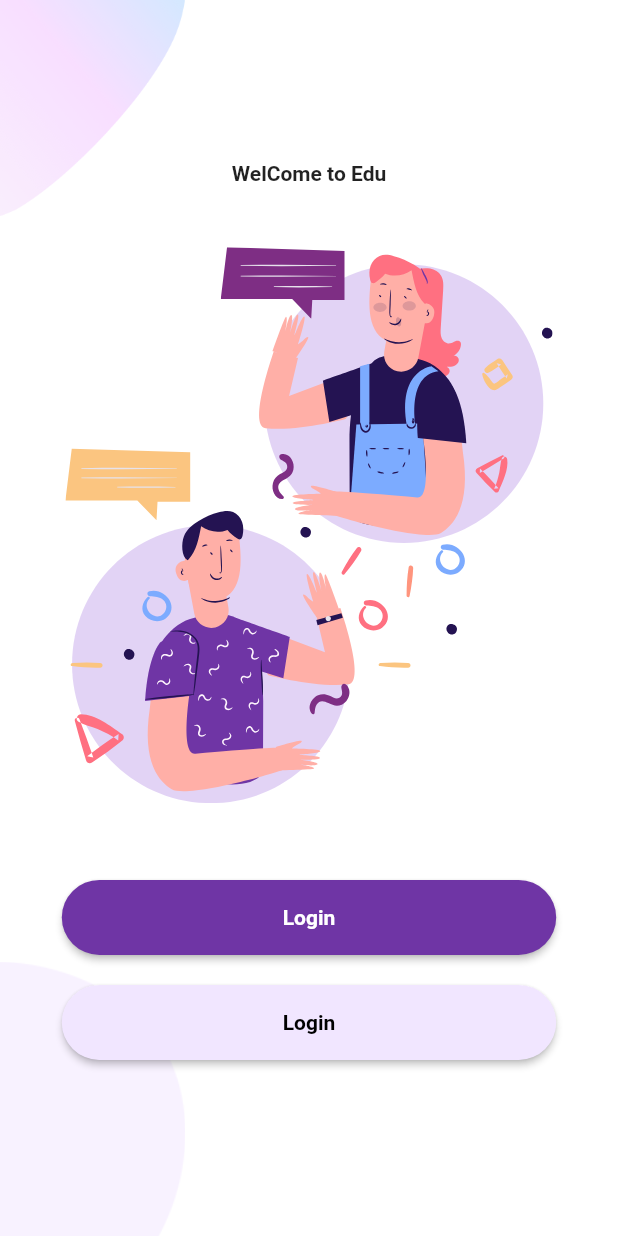
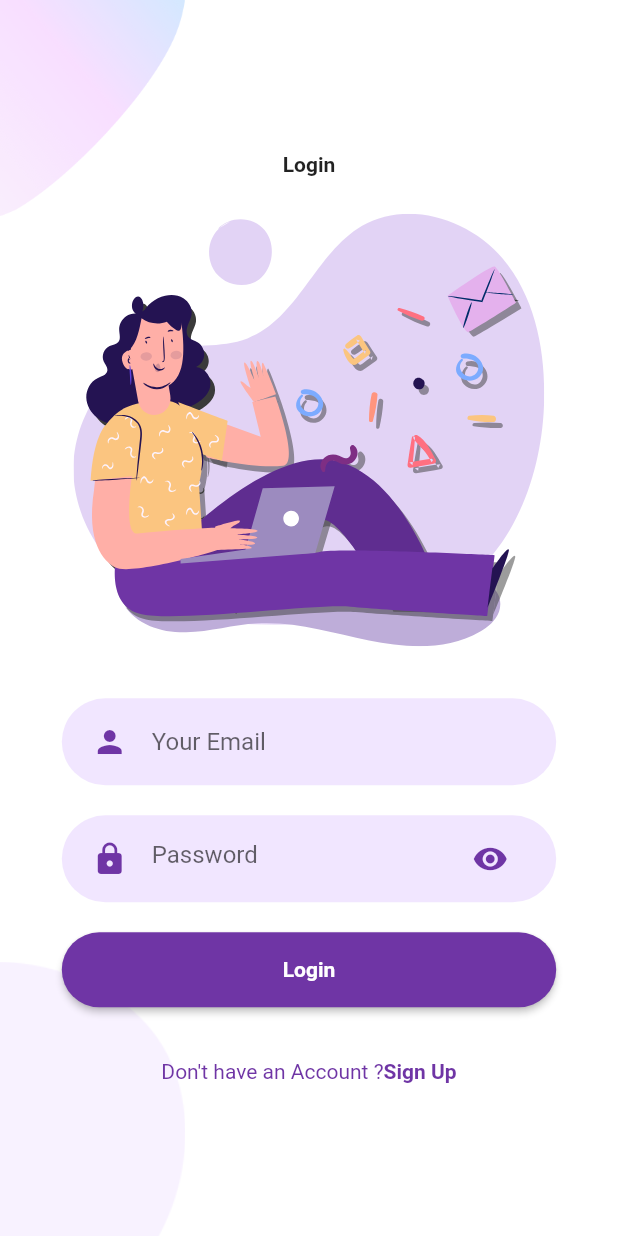
Before and after one commit to baosphoa0403/Welcome-Login-Signup-Page---Flutter-UI---Speed-Code, a Flutter app: the screen it shows after launch, after a tap on "Login", on a phone screen of 412 x 824 dp. Run offline on Flutter 3.47's test engine with Material 2 defaults, Android fonts, the light colour scheme and no system bars; our stand-ins replace flutter_svg.

Commit message:
done sign in sign up welcome

```diff
--- /dev/null
+++ b/app/lib/Screen/login/components/background.dart
@@ -0,0 +1,36 @@
+import 'package:flutter/material.dart';
+
+class Background extends StatelessWidget {
+  final Widget child;
+  const Background({
+    Key? key,
+    required this.child,
+  }) : super(key: key);
+
+  @override
+  Widget build(BuildContext context) {
+    Size size = MediaQuery.of(context).size;
+    return Container(
+      width: double.infinity,
+      height: size.height,
+      child: Stack(
+        alignment: Alignment.center,
+        children: <Widget>[
+          Positioned(
+            top: 0,
+            left: 0,
+            child: Image.asset("assets/images/main_top.png"),
+            width: size.width * 0.35,
+          ),
+          Positioned(
+            bottom: 0,
+            right: 0,
+            child: Image.asset("assets/images/login_bottom.png"),
+            width: size.width * 0.4,
+          ),
+          child,
+        ],
+      ),
+    );
+  }
+}
--- /dev/null
+++ b/app/lib/Screen/login/components/body.dart
@@ -0,0 +1,66 @@
+import 'package:app/Screen/signup/signup_screen.dart';
+import 'package:app/Screen/welcome/components/background.dart';
+import 'package:app/components/already_have_account.dart';
+import 'package:app/components/rounded_button.dart';
+import 'package:app/components/rounded_input_field.dart';
+import 'package:app/components/rounded_password_field.dart';
+import 'package:app/constants.dart';
+import 'package:flutter/material.dart';
+import 'package:flutter_svg/svg.dart';
+
+class Body extends StatelessWidget {
+  const Body({
+    Key? key,
+  }) : super(key: key);
+
+  @override
+  Widget build(BuildContext context) {
+    Size size = MediaQuery.of(context).size;
+    return Background(
+      child: Column(
+        mainAxisAlignment: MainAxisAlignment.center,
+        children: <Widget>[
+          const Text(
+            "Login",
+            style: TextStyle(fontWeight: FontWeight.bold),
+          ),
+          SizedBox(
+            height: size.height * 0.03,
+          ),
+          SvgPicture.asset(
+            "assets/icons/login.svg",
+            height: size.height * 0.35,
+          ),
+          SizedBox(
+            height: size.height * 0.03,
+          ),
+          RoundedInputField(
+            hintText: "Your Email",
+            onChanged: (value) {},
+          ),
+          RoundedPasswordField(
+            onChange: (value) {},
+          ),
+          RoundedButton(
+              text: "Login",
+              press: () {},
+              color: kPrimary,
+              radius: 50,
+              colorText: Colors.white),
+          SizedBox(
+            height: size.height * 0.03,
+          ),
+          AlreadyAnHaveAccount(
+            press: () {
+              Navigator.push(
+                  context,
+                  MaterialPageRoute(
+                    builder: (context) => const SignUpScreen(),
+                  ));
+            },
+          )
+        ],
+      ),
+    );
+  }
+}
--- /dev/null
+++ b/app/lib/Screen/login/login_screen.dart
@@ -0,0 +1,13 @@
+import 'package:app/Screen/login/components/body.dart';
+import 'package:flutter/material.dart';
+
+class LoginScreen extends StatelessWidget {
+  const LoginScreen({Key? key}) : super(key: key);
+
+  @override
+  Widget build(BuildContext context) {
+    return const Scaffold(
+      body: Body(),
+    );
+  }
+}
--- /dev/null
+++ b/app/lib/Screen/signup/components/background.dart
@@ -0,0 +1,37 @@
+import 'package:flutter/material.dart';
+
+class Background extends StatelessWidget {
+  const Background({
+    Key? key,
+    required this.child,
+  }) : super(key: key);
+
+  final Widget child;
+
+  @override
+  Widget build(BuildContext context) {
+    Size size = MediaQuery.of(context).size;
+    return Container(
+      height: size.height,
+      width: double.infinity,
+      child: Stack(
+        alignment: Alignment.center,
+        children: <Widget>[
+          Positioned(
+            child: Image.asset("assets/images/signup_top.png"),
+            top: 0,
+            left: 0,
+            width: size.width * 0.35,
+          ),
+          Positioned(
+            child: Image.asset("assets/images/main_bottom.png"),
+            bottom: 0,
+            left: 0,
+            width: size.width * 0.35,
+          ),
+          child
+        ],
+      ),
+    );
+  }
+}
--- a/app/lib/Screen/welcome/components/body.dart
+++ b/app/lib/Screen/welcome/components/body.dart
@@ -1,3 +1,5 @@
+import 'package:app/Screen/login/login_screen.dart';
+import 'package:app/Screen/signup/signup_screen.dart';
 import 'package:app/Screen/welcome/components/background.dart';
 import 'package:app/components/rounded_button.dart';
 import 'package:app/constants.dart';
@@ -33,14 +35,26 @@ class Body extends StatelessWidget {
             RoundedButton(
               colorText: Colors.white,
               text: "Login",
-              press: () => {},
+              press: () => {
+                Navigator.push(
+                    context,
+                    MaterialPageRoute(
+                      builder: (context) => const LoginScreen(),
+                    ))
+              },
               color: kPrimary,
               radius: 50,
             ),
             RoundedButton(
               colorText: Colors.black,
-              text: "Login",
-              press: () => {},
+              text: "Sign Up",
+              press: () => {
+                Navigator.push(
+                    context,
+                    MaterialPageRoute(
+                      builder: (context) => const SignUpScreen(),
+                    ))
+              },
               color: kPrimaryLightColor,
               radius: 50,
             )
--- /dev/null
+++ b/app/lib/components/already_have_account.dart
@@ -0,0 +1,33 @@
+import 'package:app/constants.dart';
+import 'package:flutter/material.dart';
+
+class AlreadyAnHaveAccount extends StatelessWidget {
+  final bool login;
+  final VoidCallback press;
+  const AlreadyAnHaveAccount({
+    Key? key,
+    this.login = true,
+    required this.press,
+  }) : super(key: key);
+
+  @override
+  Widget build(BuildContext context) {
+    return Row(
+      mainAxisAlignment: MainAxisAlignment.center,
+      children: <Widget>[
+        Text(
+          login ? "Don't have an Account ?" : "Already have an Account",
+          style: const TextStyle(color: kPrimary),
+        ),
+        GestureDetector(
+          onTap: press,
+          child: Text(
+            login ? "Sign Up" : "Sign In",
+            style:
+                const TextStyle(color: kPrimary, fontWeight: FontWeight.bold),
+          ),
+        )
+      ],
+    );
+  }
+}
--- a/app/lib/components/rounded_button.dart
+++ b/app/lib/components/rounded_button.dart
@@ -2,7 +2,7 @@ import 'package:flutter/material.dart';
 
 class RoundedButton extends StatelessWidget {
   final String text;
-  final Function press;
+  final VoidCallback press;
   final Color color;
   final double radius;
   final Color colorText;
@@ -23,7 +23,7 @@ class RoundedButton extends StatelessWidget {
       height: 50,
       margin: const EdgeInsets.symmetric(vertical: 10),
       child: ElevatedButton(
-        onPressed: () => press,
+        onPressed: press,
         child: Text(
           text,
           style: TextStyle(fontWeight: FontWeight.bold, color: colorText),
--- /dev/null
+++ b/app/lib/components/rounded_input_field.dart
@@ -0,0 +1,31 @@
+import 'package:app/components/text_field_container.dart';
+import 'package:app/constants.dart';
+import 'package:flutter/material.dart';
+
+class RoundedInputField extends StatelessWidget {
+  final String hintText;
+  final IconData icon;
+  final ValueChanged<String> onChanged;
+  const RoundedInputField({
+    Key? key,
+    required this.hintText,
+    this.icon = Icons.person,
+    required this.onChanged,
+  }) : super(key: key);
+
+  @override
+  Widget build(BuildContext context) {
+    return TextFieldContainer(
+      child: TextField(
+        onChanged: onChanged,
+        decoration: InputDecoration(
+            border: InputBorder.none,
+            hintText: hintText,
+            icon: Icon(
+              icon,
+              color: kPrimary,
+            )),
+      ),
+    );
+  }
+}
--- /dev/null
+++ b/app/lib/components/rounded_password_field.dart
@@ -0,0 +1,31 @@
+import 'package:app/components/text_field_container.dart';
+import 'package:app/constants.dart';
+import 'package:flutter/material.dart';
+
+class RoundedPasswordField extends StatelessWidget {
+  final ValueChanged<String> onChange;
+  const RoundedPasswordField({
+    Key? key,
+    required this.onChange,
+  }) : super(key: key);
+
+  @override
+  Widget build(BuildContext context) {
+    return const TextFieldContainer(
+        child: TextField(
+      obscureText: true,
+      decoration: InputDecoration(
+        hintText: "Password",
+        border: InputBorder.none,
+        icon: Icon(
+          Icons.lock,
+          color: kPrimary,
+        ),
+        suffixIcon: Icon(
+          Icons.visibility,
+          color: kPrimary,
+        ),
+      ),
+    ));
+  }
+}
--- /dev/null
+++ b/app/lib/components/text_field_container.dart
@@ -0,0 +1,23 @@
+import 'package:app/constants.dart';
+import 'package:flutter/material.dart';
+
+class TextFieldContainer extends StatelessWidget {
+  final Widget child;
+  const TextFieldContainer({
+    Key? key,
+    required this.child,
+  }) : super(key: key);
+
+  @override
+  Widget build(BuildContext context) {
+    Size size = MediaQuery.of(context).size;
+    return Container(
+      child: child,
+      margin: const EdgeInsets.symmetric(vertical: 10),
+      padding: const EdgeInsets.symmetric(horizontal: 20, vertical: 5),
+      width: size.width * 0.8,
+      decoration: BoxDecoration(
+          color: kPrimaryLightColor, borderRadius: BorderRadius.circular(29)),
+    );
+  }
+}
```
Also changed, not shown: app/lib/Screen/signup/components/body.dart (added, +81 -0 lines), app/lib/Screen/signup/components/on_divider.dart (added, +39 -0 lines), app/lib/Screen/signup/components/social_icon.dart (added, +36 -0 lines), app/lib/Screen/signup/signup_screen.dart (added, +13 -0 lines), app/pubspec.yaml (+3 -11 lines).
